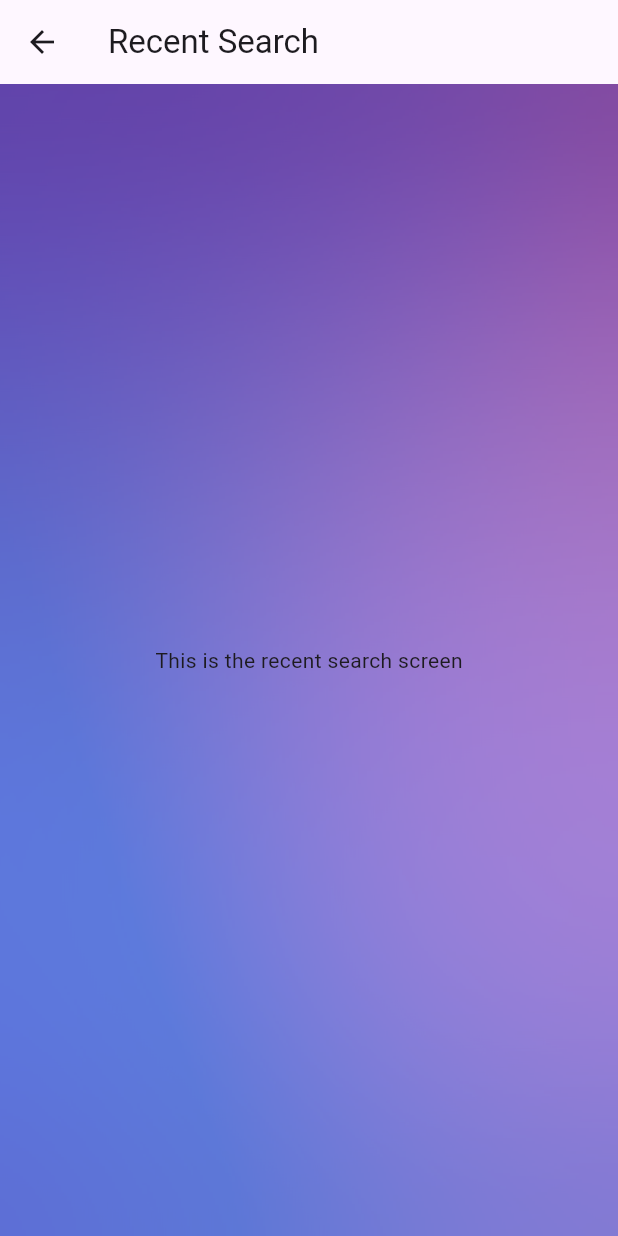
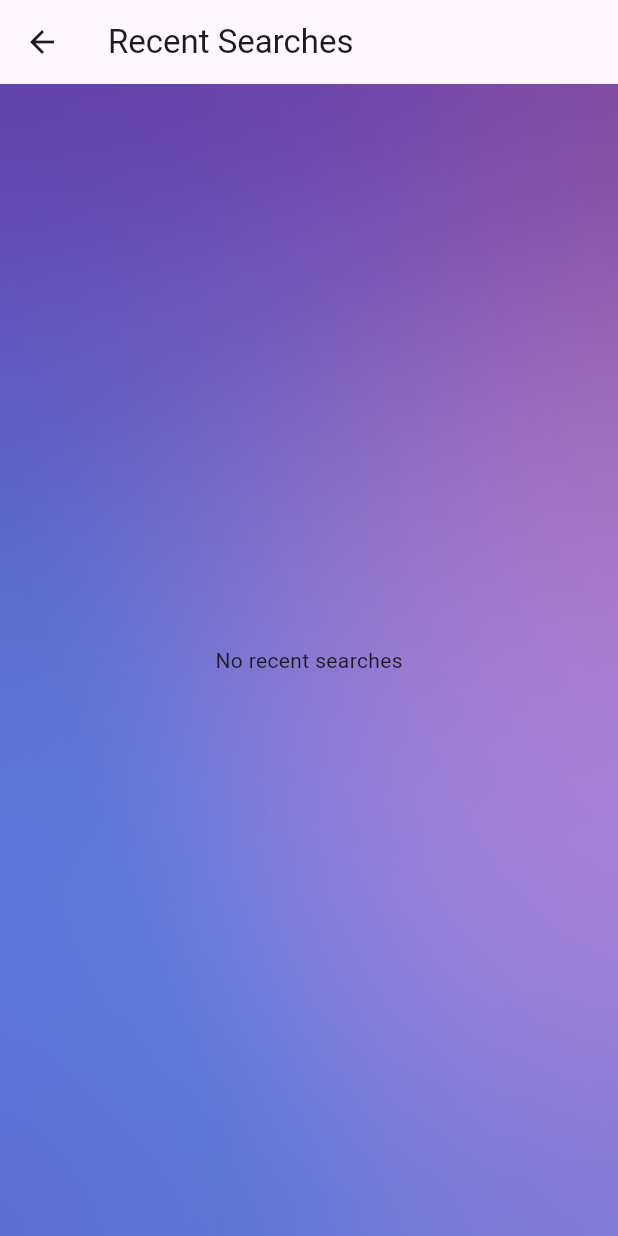
Before and after one commit to prithviShet/flutterProjects, a Flutter app: the RecentSearchScreen screen opened directly, on a phone screen of 412 x 824 dp. Run offline on Flutter 3.47's test engine with Material 3 defaults, Android fonts, the phone set to English and light mode, and no system bars; our stand-ins replace flutter_riverpod, shared_preferences; accounts and stored records are empty; network calls fail.

Commit message:
Recent search logic added

```diff
--- a/lib/screens/recent_search_screen.dart
+++ b/lib/screens/recent_search_screen.dart
@@ -1,17 +1,44 @@
 import 'package:flutter/material.dart';
+import 'package:weather_app/widgets/city_card.dart';
 
-class RecentSearchScreen extends StatelessWidget {
-  const RecentSearchScreen({super.key});
+import '../model/WeatherResponse.dart';
+import '../utility/search_history.dart';
+import 'home_screen.dart';
+
+class RecentSearchScreen extends StatefulWidget {
+  @override
+  _RecentSearchesScreenState createState() => _RecentSearchesScreenState();
+}
+
+class _RecentSearchesScreenState extends State<RecentSearchScreen> {
+  List<WeatherResponse> _recentSearches = [];
+
+  @override
+  void initState() {
+    super.initState();
+    _loadRecentSearches();
+  }
+
+  // Load recent searches from SharedPreferences
+  Future<void> _loadRecentSearches() async {
+    List<WeatherResponse> searches = await SearchHistory.getRecentSearches();
+    setState(() {
+      _recentSearches = searches;
+    });
+  }
+
+  void goToHomeScreen(BuildContext context, WeatherResponse weather) {
+    Navigator.of(context)
+        .push(MaterialPageRoute(builder: (context) => HomeScreen(weather)));
+  }
 
   @override
   Widget build(BuildContext context) {
     return Scaffold(
         appBar: AppBar(
-          title: const Text('Recent Search'),
+          title: Text('Recent Searches'),
         ),
-        body: Stack(
-          fit: StackFit.expand,
-          children: [
+        body: Stack(fit: StackFit.expand, children: [
           // Background image
           Image.asset(
             'assets/background.png',
@@ -19,12 +46,20 @@ class RecentSearchScreen extends StatelessWidget {
           ),
           //List
           Center(
-                child: Column(
-                    mainAxisAlignment: MainAxisAlignment.center,
-                    children: [
-                  Text('This is the recent search screen'),
-                ]))
-          ],
-        ));
+            child: _recentSearches.isNotEmpty
+                ? ListView.builder(
+                    itemCount: _recentSearches.length,
+                    itemBuilder: (context, index) {
+                      final weatherResponse = _recentSearches[index];
+                      return CityCard(weatherResponse, () {
+                        goToHomeScreen(context, weatherResponse);
+                      });
+                    },
+                  )
+                : const Center(
+                    child: Text('No recent searches'),
+                  ),
+          )
+        ]));
   }
 }
--- /dev/null
+++ b/lib/utility/search_history.dart
@@ -0,0 +1,48 @@
+import 'dart:convert';
+
+import 'package:shared_preferences/shared_preferences.dart';
+
+import '../model/WeatherResponse.dart';
+
+class SearchHistory {
+  static const String _keyRecentSearches = 'recent_searches';
+
+  // Save a WeatherResponse object to the recent searches
+  static Future<void> addWeatherToSearchHistory(
+      WeatherResponse weatherResponse) async {
+    final prefs = await SharedPreferences.getInstance();
+    List<String> recentSearches = prefs.getStringList(_keyRecentSearches) ?? [];
+
+    // Convert the WeatherResponse object to JSON and then to a string
+    String weatherJson = jsonEncode(weatherResponse.toJson());
+
+    // Remove any existing entry for the same city to ensure uniqueness
+    recentSearches.removeWhere((search) {
+      final existingCity = WeatherResponse.fromJson(jsonDecode(search)).name;
+      return existingCity == weatherResponse.name;
+    });
+
+    // Add the new search to the beginning of the list (most recent first)
+    recentSearches.insert(0, weatherJson);
+
+    // Save the updated list back to preferences
+    await prefs.setStringList(_keyRecentSearches, recentSearches);
+  }
+
+  // Retrieve the list of recent searches as WeatherResponse objects
+  static Future<List<WeatherResponse>> getRecentSearches() async {
+    final prefs = await SharedPreferences.getInstance();
+    List<String> recentSearches = prefs.getStringList(_keyRecentSearches) ?? [];
+
+    // Convert JSON strings back to WeatherResponse objects
+    return recentSearches.map((jsonString) {
+      return WeatherResponse.fromJson(jsonDecode(jsonString));
+    }).toList();
+  }
+
+  // Clear all recent searches
+  static Future<void> clearSearchHistory() async {
+    final prefs = await SharedPreferences.getInstance();
+    await prefs.remove(_keyRecentSearches);
+  }
+}
--- a/pubspec.yaml
+++ b/pubspec.yaml
@@ -32,7 +32,7 @@ dependencies:
     sdk: flutter
   http: ^0.13.3
   flutter_riverpod: ^2.4.10
-
+  shared_preferences: ^2.0.13
 
   # The following adds the Cupertino Icons font to your application.
   # Use with the CupertinoIcons class for iOS style icons.
```
Also changed, not shown: lib/model/WeatherResponse.dart (+79 -14 lines), lib/screens/home_screen.dart (+3 -5 lines), lib/screens/search_screen.dart (+19 -6 lines), lib/screens/favourites_screen.dart (indentation only), pubspec.lock, 7 other files. Lines whose indentation alone changed are shown as unchanged.
